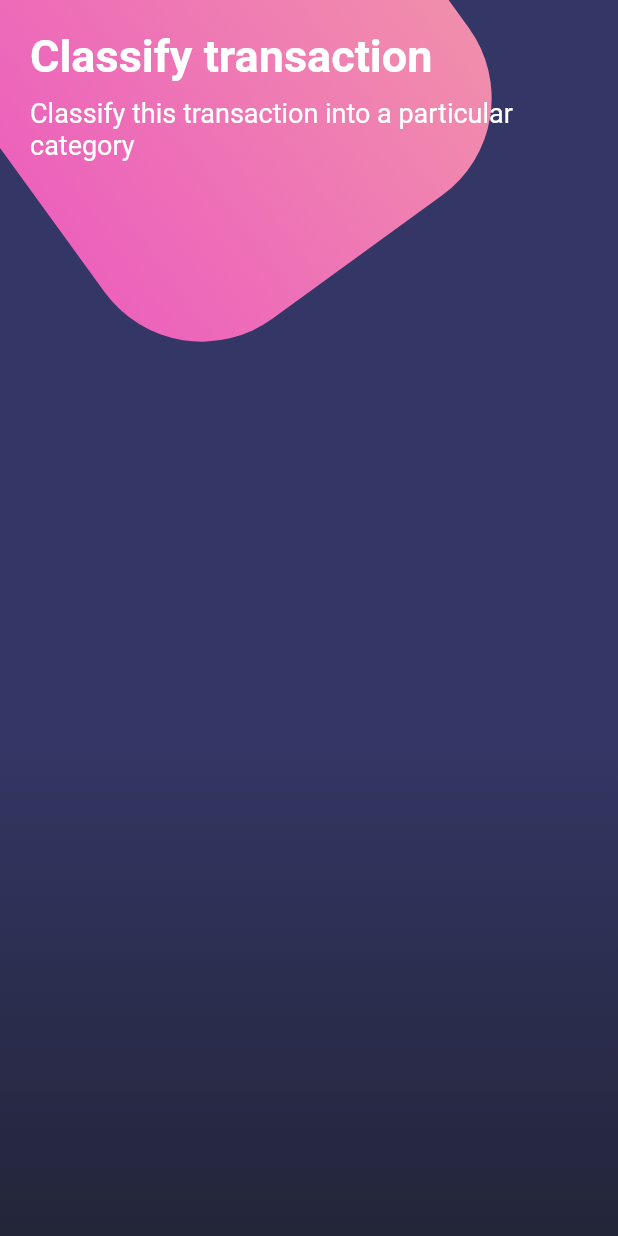
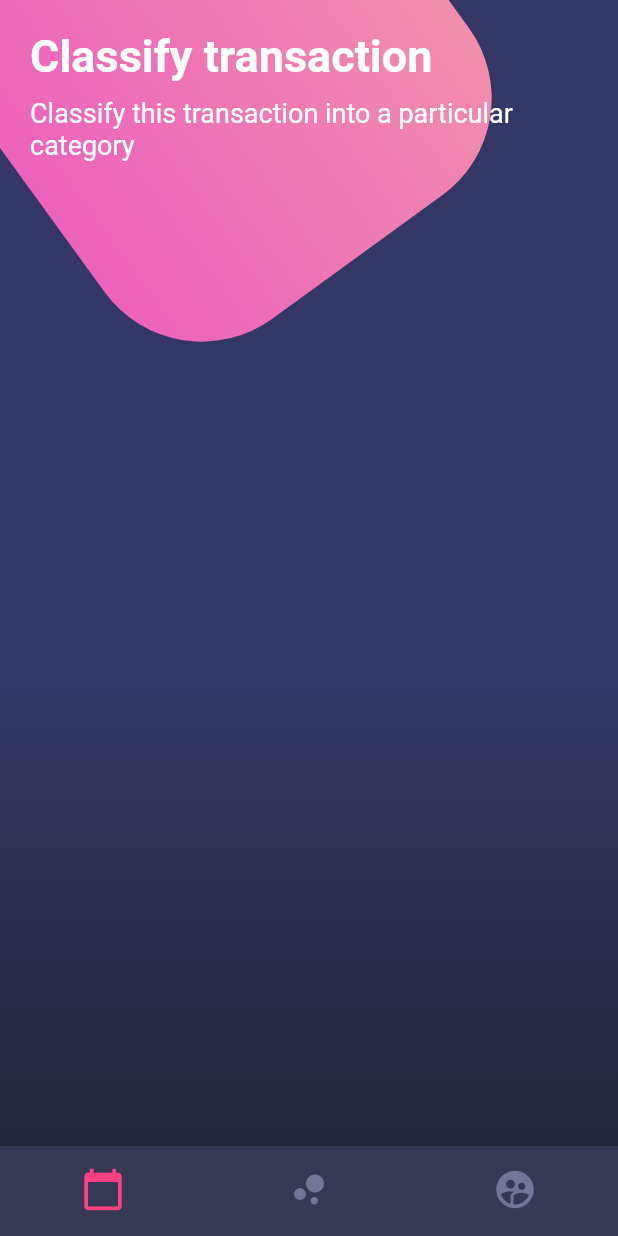
Before and after one commit to sigmasyd/flutter-disenios-app, a Flutter app: the screen it shows after launch, on a phone screen of 412 x 824 dp. Run offline on Flutter 3.47's test engine with Material 2 defaults, Android fonts, the phone set to English and light mode, and no system bars.

Commit message:
Se implementa BottonNavigatorBar y se corrige color del status bar con transparent 	modificado:     lib/main.dart 	modificado:     lib/src/pages/botones_page.dart

```diff
--- a/lib/main.dart
+++ b/lib/main.dart
@@ -9,11 +9,11 @@ void main() => runApp(MyApp());
 class MyApp extends StatelessWidget {
   @override
   Widget build(BuildContext context) {
-    SystemChrome.setSystemUIOverlayStyle(
+    /*SystemChrome.setSystemUIOverlayStyle(
       SystemUiOverlayStyle.light.copyWith(
-        statusBarColor: Colors.blue,
+        statusBarColor: Colors.transparent,
       )
-    );
+    );*/
 
     return MaterialApp(
       debugShowCheckedModeBanner: false,
--- a/lib/src/pages/botones_page.dart
+++ b/lib/src/pages/botones_page.dart
@@ -17,6 +17,22 @@ class BotonesPage extends StatelessWidget {
           )
         ],
       ),
+      bottomNavigationBar:
+      _bottonNavigationBar(context),
+
+      /*BottomNavigationBar(
+        fixedColor: Colors.pink,
+        items: <BottomNavigationBarItem>[
+          BottomNavigationBarItem(
+            icon: Icon(Icons.calendar_today),
+            label: '',
+          ),
+          BottomNavigationBarItem(
+              icon: Icon(Icons.pie_chart_outline_outlined), label: ''),
+          BottomNavigationBarItem(
+              icon: Icon(Icons.supervised_user_circle), label: ''),
+        ],
+      ),*/
     );
   }
 
@@ -35,47 +51,77 @@ class BotonesPage extends StatelessWidget {
     );
 
     final cajaRosa = Transform.rotate(
-      angle: -pi/5.0,
+        angle: -pi / 5.0,
         child: Container(
           width: 300.0,
           height: 300.0,
           decoration: BoxDecoration(
               borderRadius: BorderRadius.circular(80.0),
               //color: Colors.pink
-          gradient: LinearGradient(
-            colors: [
+              gradient: LinearGradient(colors: [
                 Color.fromRGBO(236, 98, 188, 1.0),
                 Color.fromRGBO(241, 142, 172, 1.0),
-            ]
-          )
-        ),
-      )
-    );
+              ])),
+        ));
 
     return Stack(
-      children: [
-        gradiente,
-        Positioned(
-          top: -100,
-          child: cajaRosa
-        )
-      ],
+      children: [gradiente, Positioned(top: -100, child: cajaRosa)],
     );
   }
 
-  Widget _titulos(){
+  Widget _titulos() {
     return SafeArea(
       child: Container(
         padding: EdgeInsets.all(20.0),
         child: Column(
           crossAxisAlignment: CrossAxisAlignment.start,
           children: [
-            Text('Classify transaction',style: TextStyle(color: Colors.white,fontSize: 30.0,fontWeight: FontWeight.bold)),
+            Text('Classify transaction',
+                style: TextStyle(color: Colors.white,fontSize: 30.0,fontWeight: FontWeight.bold)),
             SizedBox(height: 10.0),
-            Text('Classify this transaction into a particular category',style: TextStyle(color: Colors.white,fontSize: 18.0)),
+            Text('Classify this transaction into a particular category',
+                style: TextStyle(color: Colors.white, fontSize: 18.0)),
           ],
         ),
       ),
     );
   }
+
+  Widget _bottonNavigationBar(BuildContext context) {
+    return Theme(
+      data: Theme.of(context).copyWith(
+        //canvasColor: Color.fromRGBO(55, 57, 84, 1.0),
+        //primaryColor: Colors.pinkAccent,
+        /*textTheme: Theme.of(context).textTheme.copyWith(
+          caption: TextStyle(Color.fromRGBO(0, 0, 152, 1.0))
+        )*/
+      ),
+      child: BottomNavigationBar(
+        backgroundColor: Color.fromRGBO(55, 57, 84, 1.0),
+        selectedItemColor: Colors.pinkAccent,
+        unselectedItemColor: Color.fromRGBO(116, 117, 152, 1.0),
+        // ahora se usa para ocultar etiqueta del item selected
+        showSelectedLabels: false,
+        // ahora se usa para ocultar etiqueta del item unselected
+        showUnselectedLabels: false,
+        items: [
+          BottomNavigationBarItem(
+            icon: Icon(Icons.calendar_today,size: 30.0),
+            //title: Container()  // deprecado, se usa label
+            label: '' // solo acepta String, no Text
+          ),
+          BottomNavigationBarItem(
+            icon: Icon(Icons.bubble_chart,size: 30.0),
+            //title: Container()
+            label: ''
+          ),
+          BottomNavigationBarItem(
+            icon: Icon(Icons.supervised_user_circle,size: 30.0),
+            //title: Container()
+            label: ''
+          ),
+        ],
+      ),
+    );
   }
+}
```
Lines whose indentation alone changed are shown as unchanged.
